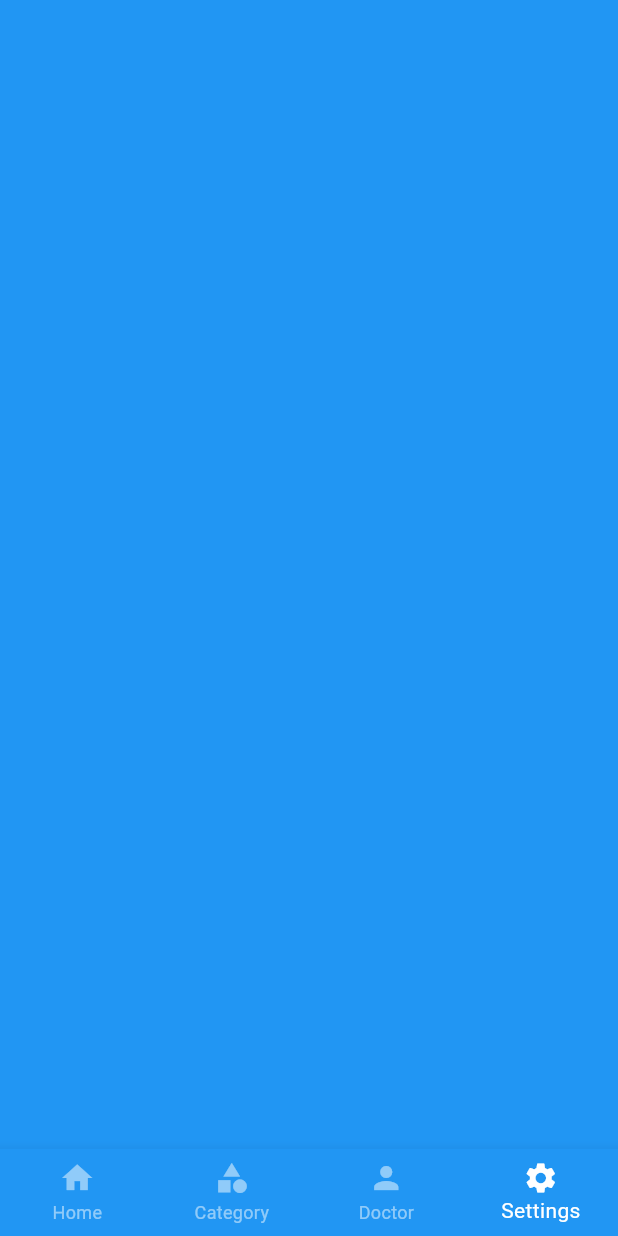
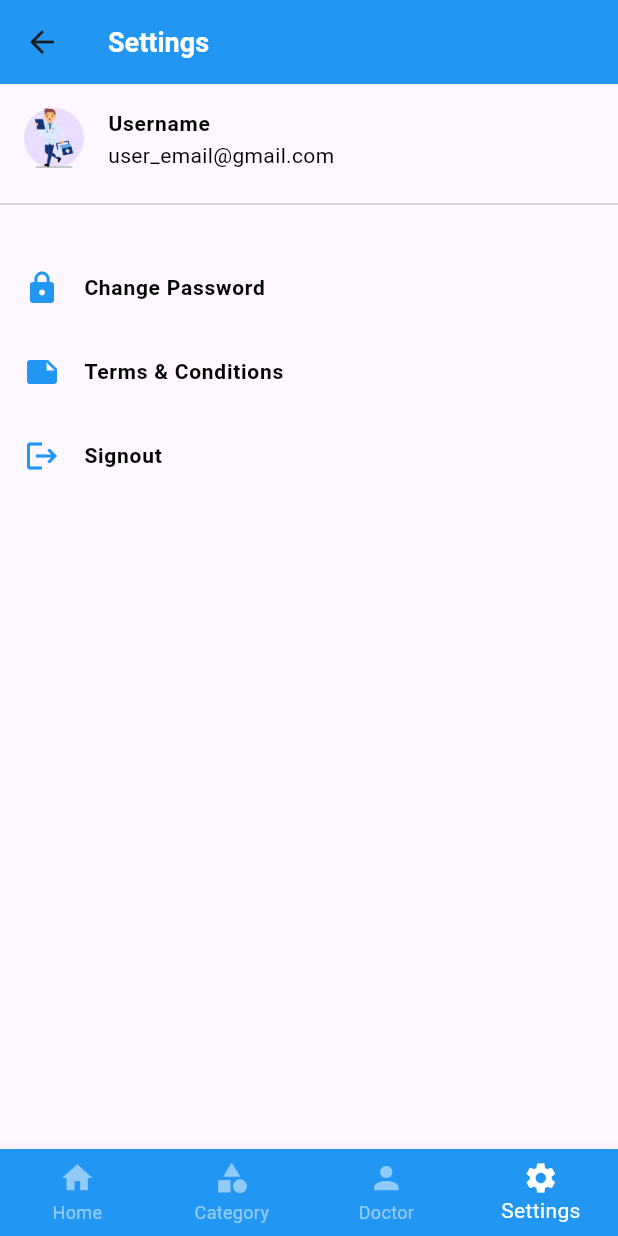
Before and after one commit to vrajpatel195/mediapp, a Flutter app: the Home screen opened directly, item 4 of the bottom bar chosen, on a phone screen of 412 x 824 dp. Run offline on Flutter 3.47's test engine with Material 3 defaults, Android fonts, the phone set to English and light mode, and no system bars; our stand-ins replace get, velocity_x; Roboto replaces fonts that are missing (nunito, nunito_bold).

```diff
--- a/lib/consts/lists.dart
+++ b/lib/consts/lists.dart
@@ -1,3 +1,4 @@
+import 'package:flutter/material.dart';
 import 'package:mediapp/consts/images.dart';
 import 'package:mediapp/consts/strings.dart';
 
@@ -18,3 +19,11 @@ var iconsTitleList = [
   AppStrings.heart,
   AppStrings.kidney,
 ];
+
+var settingsList = [
+  AppStrings.changePassword,
+  AppStrings.termsConditions,
+  AppStrings.signout,
+];
+
+var settingsListIcon = [Icons.lock, Icons.note, Icons.logout];
--- a/lib/consts/strings.dart
+++ b/lib/consts/strings.dart
@@ -28,5 +28,8 @@ class AppStrings {
       liver = "Liver",
       lungs = "Lungs",
       heart = "Heart",
-      kidney = "Kidney";
+      kidney = "Kidney",
+      changePassword = "Change Password",
+      termsConditions = "Terms & Conditions",
+      signout = "Signout";
 }
--- a/lib/views/home/home.dart
+++ b/lib/views/home/home.dart
@@ -2,6 +2,8 @@ import 'package:flutter/material.dart';
 import 'package:mediapp/consts/colors.dart';
 import 'package:mediapp/views/category_view/category_view.dart';
 import 'package:mediapp/views/home/home_view.dart';
+import 'package:mediapp/views/login_view/login_view.dart';
+import 'package:mediapp/views/settings_view/settings_view.dart';
 
 class Home extends StatefulWidget {
   const Home({super.key});
@@ -13,14 +15,10 @@ class Home extends StatefulWidget {
 class _HomeState extends State<Home> {
   int selectedIndex = 0;
   List screenList = [
-    HomeView(),
+    const HomeView(),
     const CategoryView(),
-    Container(
-      color: Colors.green,
-    ),
-    Container(
-      color: Colors.blue,
-    ),
+    const LoginView(),
+    const SettingsView(),
   ];
 
   @override
--- /dev/null
+++ b/lib/views/settings_view/settings_view.dart
@@ -0,0 +1,48 @@
+import 'package:flutter/material.dart';
+import 'package:mediapp/consts/consts.dart';
+
+import '../../consts/lists.dart';
+
+class SettingsView extends StatelessWidget {
+  const SettingsView({super.key});
+
+  @override
+  Widget build(BuildContext context) {
+    return Scaffold(
+      appBar: AppBar(
+        elevation: 0.0,
+        backgroundColor: AppColors.blueColor,
+        title: AppStyle.bold(
+            title: AppStrings.settings,
+            color: AppColors.whiteColor,
+            size: AppSizes.size18),
+      ),
+      body: Column(children: [
+        ListTile(
+          leading: CircleAvatar(
+            child: Image.asset(AppAssets.imgDoctor),
+          ),
+          title: AppStyle.bold(title: "Username"),
+          subtitle: AppStyle.normal(title: "user_email@gmail.com"),
+        ),
+        const Divider(),
+        20.heightBox,
+        ListView(
+          shrinkWrap: true,
+          children: List.generate(
+              settingsList.length,
+              (index) => ListTile(
+                    onTap: () {},
+                    leading: Icon(
+                      settingsListIcon[index],
+                      color: AppColors.blueColor,
+                    ),
+                    title: AppStyle.bold(
+                      title: settingsList[index],
+                    ),
+                  )),
+        )
+      ]),
+    );
+  }
+}
```
Also changed, not shown: lib/views/category_detail_view/category_detail_view.dart (added, +67 -0 lines), lib/views/category_view/category_view.dart (+17 -11 lines), lib/views/doctor_profile_view/doctor_profile_view.dart (added, +150 -0 lines), lib/views/home/home_view.dart (+8 -1 lines).
